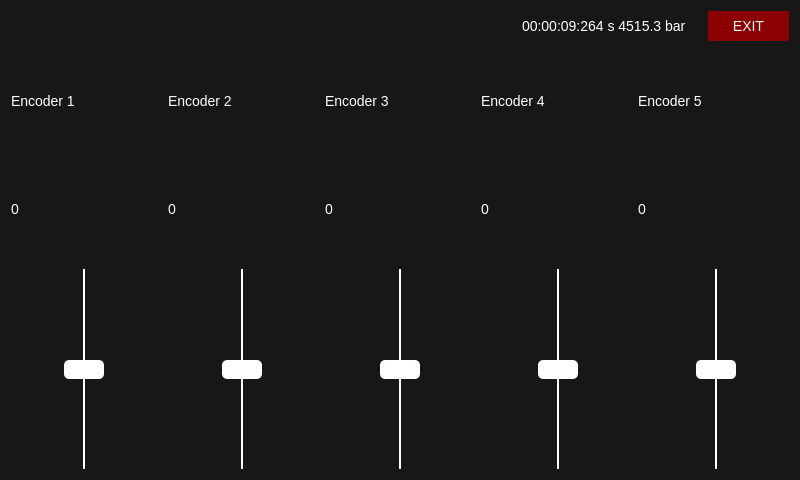
Above: src/ui/mainwindow.ui from MrFrangipane/frangitron-raspberry before the change. Below: the same form after it.
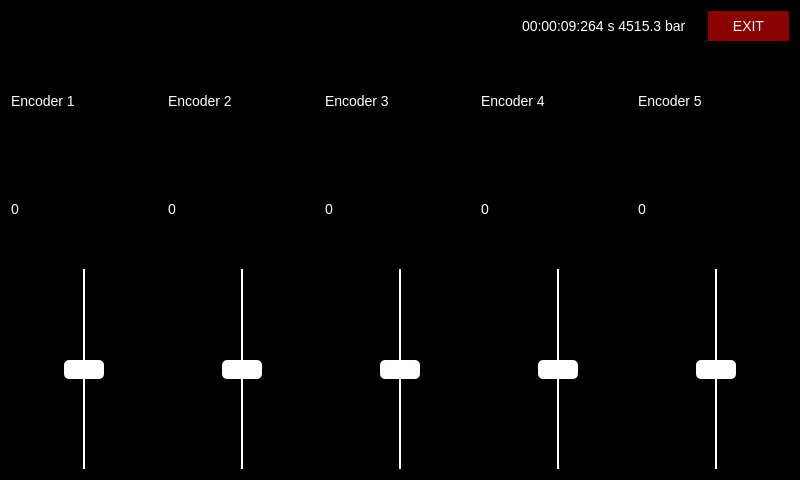
That is the form after the change. Icons and pictures are not drawn. Custom widgets are drawn as their Qt base class.

Commit message: removed slightly grey background

Patch:
```diff
--- a/src/ui/mainwindow.ui
+++ b/src/ui/mainwindow.ui
@@ -27,11 +27,11 @@
 
 QWidget {
 	color: white;
-	background-color: rgb(23, 23, 23);
+	background-color: black;
 }
 
-*#MainWindow {
-	background-image: url(':/splash.png');
+QWidget#MainWindow {;	
+	background-image: url(':/images/splash.png');
 }
 
 QLabel[style=encoderName] {
```
Left out of the diff: 6 changed lines with no effect on the pictures. The commit also changes 1 other file.
